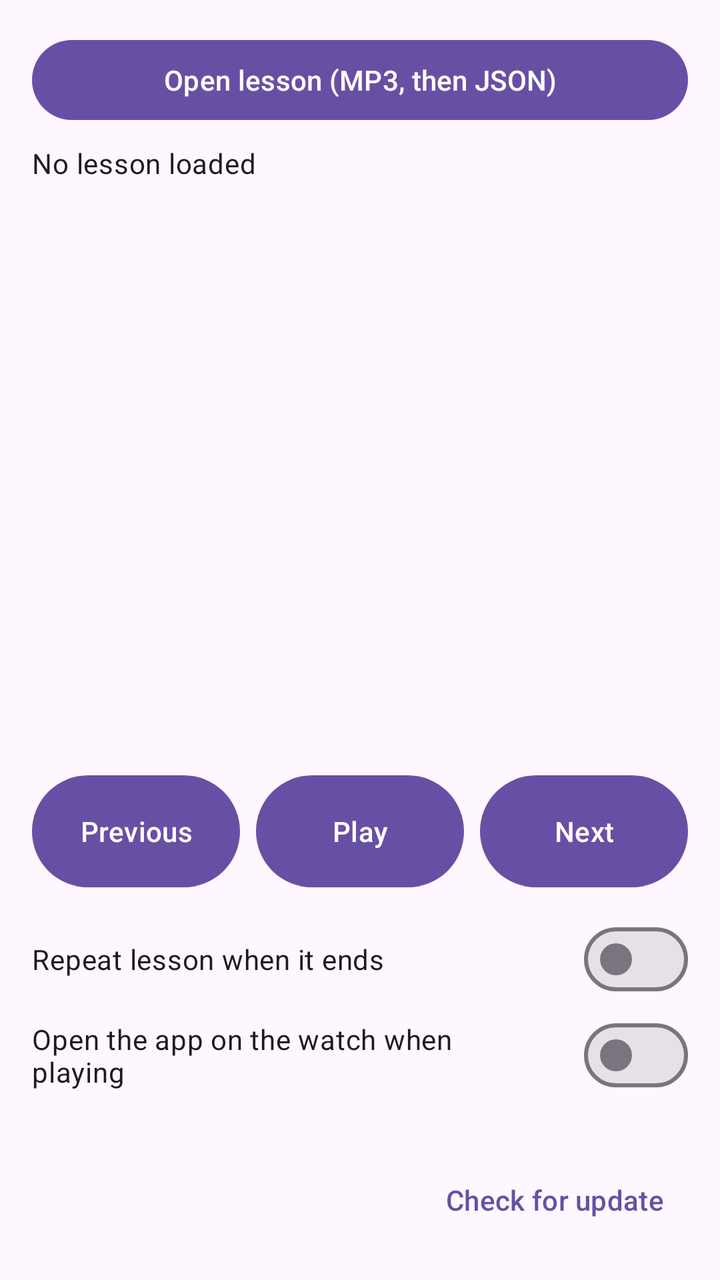
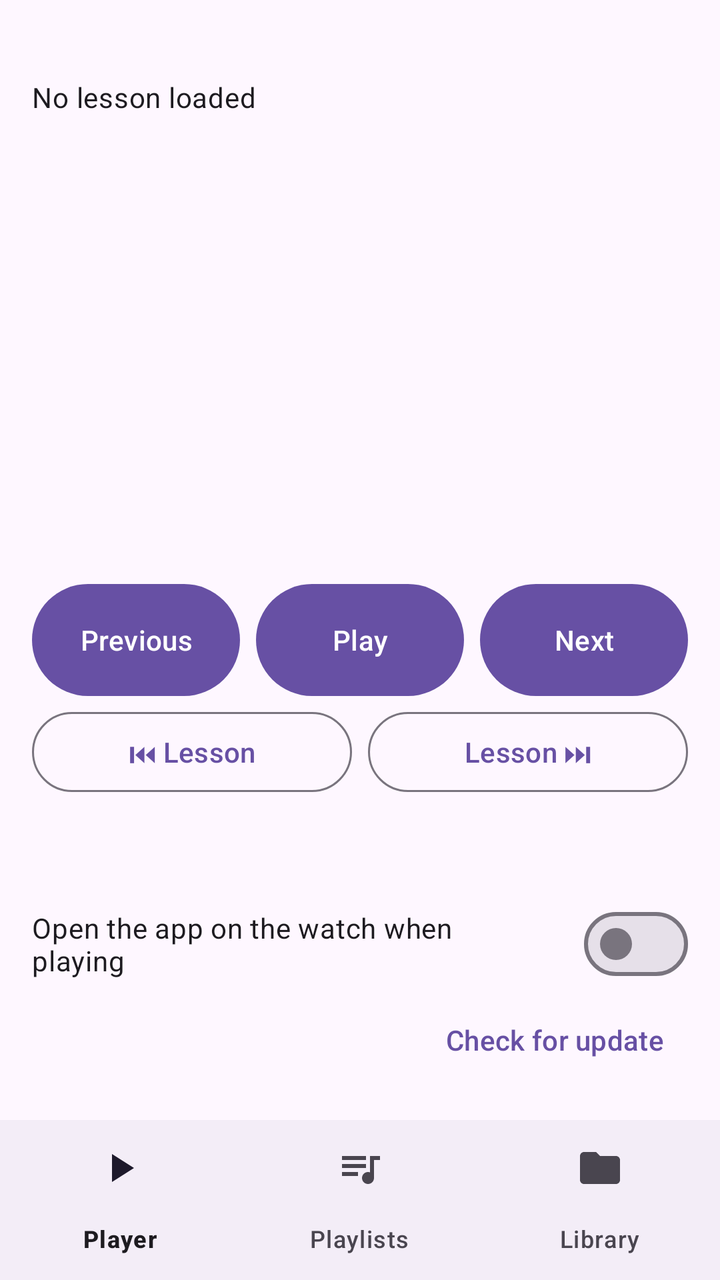

Two renders of the same Android screen: before a commit and after it. Below are the layout's source before the change and the commit's diff.
<!-- AndroidManifest.xml: application theme Theme.LessonSubtitles -->
<!-- res/layout/activity_main.xml -->
<?xml version="1.0" encoding="utf-8"?>
<FrameLayout xmlns:android="http://schemas.android.com/apk/res/android"
    android:layout_width="match_parent"
    android:layout_height="match_parent"
    android:fitsSystemWindows="true">

    <LinearLayout
        android:layout_width="match_parent"
        android:layout_height="match_parent"
        android:orientation="vertical"
        android:padding="16dp">

        <Button
            android:id="@+id/openButton"
            android:layout_width="match_parent"
            android:layout_height="wrap_content"
            android:text="@string/open_lesson" />

        <TextView
            android:id="@+id/lessonTitle"
            android:layout_width="match_parent"
            android:layout_height="wrap_content"
            android:layout_marginTop="8dp"
            android:ellipsize="middle"
            android:singleLine="true"
            android:text="@string/no_lesson"
            android:textAppearance="?attr/textAppearanceBodyMedium" />

        <TextView
            android:id="@+id/segmentText"
            android:layout_width="match_parent"
            android:layout_height="0dp"
            android:layout_weight="1"
            android:autoSizeMaxTextSize="48sp"
            android:autoSizeMinTextSize="14sp"
            android:autoSizeTextType="uniform"
            android:gravity="center"
            android:padding="8dp"
            android:textColor="?android:attr/textColorPrimary" />

        <TextView
            android:id="@+id/segmentInfo"
            android:layout_width="match_parent"
            android:layout_height="wrap_content"
            android:gravity="center"
            android:textAppearance="?attr/textAppearanceBodySmall" />

        <TextView
            android:id="@+id/timeText"
            android:layout_width="match_parent"
            android:layout_height="wrap_content"
            android:layout_marginTop="4dp"
            android:gravity="center"
            android:textAppearance="?attr/textAppearanceBodyLarge" />

        <LinearLayout
            android:layout_width="match_parent"
            android:layout_height="wrap_content"
            android:layout_marginTop="12dp"
            android:orientation="horizontal">

            <Button
                android:id="@+id/prevButton"
                android:layout_width="0dp"
                android:layout_height="64dp"
                android:layout_weight="1"
                android:text="@string/previous" />

            <Button
                android:id="@+id/playButton"
                android:layout_width="0dp"
                android:layout_height="64dp"
                android:layout_marginHorizontal="8dp"
                android:layout_weight="1"
                android:text="@string/play" />

            <Button
                android:id="@+id/nextButton"
                android:layout_width="0dp"
                android:layout_height="64dp"
                android:layout_weight="1"
                android:text="@string/next" />
        </LinearLayout>

        <com.google.android.material.materialswitch.MaterialSwitch
            android:id="@+id/repeatSwitch"
            android:layout_width="match_parent"
            android:layout_height="wrap_content"
            android:layout_marginTop="8dp"
            android:text="@string/repeat_lesson" />

        <com.google.android.material.materialswitch.MaterialSwitch
            android:id="@+id/autoOpenSwitch"
            android:layout_width="match_parent"
            android:layout_height="wrap_content"
            android:text="@string/auto_open_watch" />

        <TextView
            android:id="@+id/watchStatus"
            android:layout_width="match_parent"
            android:layout_height="wrap_content"
            android:layout_marginTop="8dp"
            android:gravity="center"
            android:textAppearance="?attr/textAppearanceBodySmall" />

        <LinearLayout
            android:layout_width="match_parent"
            android:layout_height="wrap_content"
            android:gravity="center_vertical"
            android:orientation="horizontal">

            <TextView
                android:id="@+id/versionText"
                android:layout_width="0dp"
                android:layout_height="wrap_content"
                android:layout_weight="1"
                android:textAppearance="?attr/textAppearanceBodySmall" />

            <Button
                android:id="@+id/updateButton"
                style="?attr/borderlessButtonStyle"
                android:layout_width="wrap_content"
                android:layout_height="wrap_content"
                android:text="@string/check_update" />
        </LinearLayout>
    </LinearLayout>
</FrameLayout>
<!-- resources referenced by this layout -->
<resources>
  <string name="auto_open_watch">Open the app on the watch when playing</string>
  <string name="check_update">Check for update</string>
  <string name="next">Next</string>
  <string name="no_lesson">No lesson loaded</string>
  <string name="open_lesson">Open lesson (MP3, then JSON)</string>
  <string name="play">Play</string>
  <string name="previous">Previous</string>
  <string name="repeat_lesson">Repeat lesson when it ends</string>
  <style name="Theme.LessonSubtitles" parent="Theme.Material3.DayNight.NoActionBar" />
</resources>

<!-- the commit's change to res/layout/activity_main.xml (unified diff, before → after) -->
@@ -1,5 +1,6 @@
 <?xml version="1.0" encoding="utf-8"?>
 <FrameLayout xmlns:android="http://schemas.android.com/apk/res/android"
+    xmlns:app="http://schemas.android.com/apk/res-auto"
     android:layout_width="match_parent"
     android:layout_height="match_parent"
     android:fitsSystemWindows="true">
@@ -7,121 +8,340 @@
     <LinearLayout
         android:layout_width="match_parent"
         android:layout_height="match_parent"
-        android:orientation="vertical"
-        android:padding="16dp">
-
-        <Button
-            android:id="@+id/openButton"
-            android:layout_width="match_parent"
-            android:layout_height="wrap_content"
-            android:text="@string/open_lesson" />
-
-        <TextView
-            android:id="@+id/lessonTitle"
-            android:layout_width="match_parent"
-            android:layout_height="wrap_content"
-            android:layout_marginTop="8dp"
-            android:ellipsize="middle"
-            android:singleLine="true"
-            android:text="@string/no_lesson"
-            android:textAppearance="?attr/textAppearanceBodyMedium" />
-
-        <TextView
-            android:id="@+id/segmentText"
+        android:orientation="vertical">
+
+        <FrameLayout
             android:layout_width="match_parent"
             android:layout_height="0dp"
-            android:layout_weight="1"
-            android:autoSizeMaxTextSize="48sp"
-            android:autoSizeMinTextSize="14sp"
-            android:autoSizeTextType="uniform"
-            android:gravity="center"
-            android:padding="8dp"
-            android:textColor="?android:attr/textColorPrimary" />
-
-        <TextView
-            android:id="@+id/segmentInfo"
+            android:layout_weight="1">
+
+            <include layout="@layout/panel_player" />
+
+            <include layout="@layout/panel_playlists" />
+
+            <include layout="@layout/panel_library" />
+        </FrameLayout>
+
+        
+        <LinearLayout
+            android:id="@+id/miniBar"
             android:layout_width="match_parent"
             android:layout_height="wrap_content"
-            android:gravity="center"
-            android:textAppearance="?attr/textAppearanceBodySmall" />
-
-        <TextView
-            android:id="@+id/timeText"
-            android:layout_width="match_parent"
-            android:layout_height="wrap_content"
-            android:layout_marginTop="4dp"
-            android:gravity="center"
-            android:textAppearance="?attr/textAppearanceBodyLarge" />
-
-        <LinearLayout
-            android:layout_width="match_parent"
-            android:layout_height="wrap_content"
-            android:layout_marginTop="12dp"
-            android:orientation="horizontal">
-
-            <Button
-                android:id="@+id/prevButton"
-                android:layout_width="0dp"
-                android:layout_height="64dp"
-                android:layout_weight="1"
-                android:text="@string/previous" />
-
-            <Button
-                android:id="@+id/playButton"
-                android:layout_width="0dp"
-                android:layout_height="64dp"
-                android:layout_marginHorizontal="8dp"
-                android:layout_weight="1"
-                android:text="@string/play" />
-
-            <Button
-                android:id="@+id/nextButton"
-                android:layout_width="0dp"
-                android:layout_height="64dp"
-                android:layout_weight="1"
-                android:text="@string/next" />
-        </LinearLayout>
-
-        <com.google.android.material.materialswitch.MaterialSwitch
-            android:id="@+id/repeatSwitch"
-            android:layout_width="match_parent"
-            android:layout_height="wrap_content"
-            android:layout_marginTop="8dp"
-            android:text="@string/repeat_lesson" />
-
-        <com.google.android.material.materialswitch.MaterialSwitch
-            android:id="@+id/autoOpenSwitch"
-            android:layout_width="match_parent"
-            android:layout_height="wrap_content"
-            android:text="@string/auto_open_watch" />
-
-        <TextView
-            android:id="@+id/watchStatus"
-            android:layout_width="match_parent"
-            android:layout_height="wrap_content"
-            android:layout_marginTop="8dp"
-            android:gravity="center"
-            android:textAppearance="?attr/textAppearanceBodySmall" />
-
-        <LinearLayout
-            android:layout_width="match_parent"
-            android:layout_height="wrap_content"
+            android:background="?attr/colorSurfaceContainer"
             android:gravity="center_vertical"
-            android:orientation="horizontal">
+            android:orientation="horizontal"
+            android:paddingHorizontal="16dp"
+            android:visibility="gone">
 
             <TextView
-                android:id="@+id/versionText"
+                android:id="@+id/miniTitle"
                 android:layout_width="0dp"
                 android:layout_height="wrap_content"
                 android:layout_weight="1"
-                android:textAppearance="?attr/textAppearanceBodySmall" />
+                android:ellipsize="middle"
+                android:paddingVertical="12dp"
+                android:singleLine="true"
+                android:textAppearance="?attr/textAppearanceBodyMedium" />
 
             <Button
-                android:id="@+id/updateButton"
+                android:id="@+id/miniPlay"
                 style="?attr/borderlessButtonStyle"
                 android:layout_width="wrap_content"
                 android:layout_height="wrap_content"
-                android:text="@string/check_update" />
+                android:text="@string/play" />
         </LinearLayout>
+
+        <com.google.android.material.bottomnavigation.BottomNavigationView
+            android:id="@+id/bottomNav"
+            android:layout_width="match_parent"
+            android:layout_height="wrap_content"
+            app:menu="@menu/bottom_nav" />
     </LinearLayout>
 </FrameLayout>
+<!-- res/layout/panel_player.xml (included above) -->
+<?xml version="1.0" encoding="utf-8"?>
+<LinearLayout xmlns:android="http://schemas.android.com/apk/res/android"
+    android:id="@+id/playerPanel"
+    android:layout_width="match_parent"
+    android:layout_height="match_parent"
+    android:orientation="vertical"
+    android:padding="16dp">
+
+    <TextView
+        android:id="@+id/queueInfo"
+        android:layout_width="match_parent"
+        android:layout_height="wrap_content"
+        android:ellipsize="end"
+        android:singleLine="true"
+        android:textAppearance="?attr/textAppearanceLabelLarge" />
+
+    <TextView
+        android:id="@+id/lessonTitle"
+        android:layout_width="match_parent"
+        android:layout_height="wrap_content"
+        android:layout_marginTop="4dp"
+        android:ellipsize="middle"
+        android:singleLine="true"
+        android:text="@string/no_lesson"
+        android:textAppearance="?attr/textAppearanceBodyMedium" />
+
+    <TextView
+        android:id="@+id/segmentText"
+        android:layout_width="match_parent"
+        android:layout_height="0dp"
+        android:layout_weight="1"
+        android:autoSizeMaxTextSize="48sp"
+        android:autoSizeMinTextSize="14sp"
+        android:autoSizeTextType="uniform"
+        android:gravity="center"
+        android:padding="8dp"
+        android:textColor="?android:attr/textColorPrimary" />
+
+    <TextView
+        android:id="@+id/segmentInfo"
+        android:layout_width="match_parent"
+        android:layout_height="wrap_content"
+        android:gravity="center"
+        android:textAppearance="?attr/textAppearanceBodySmall" />
+
+    <TextView
+        android:id="@+id/timeText"
+        android:layout_width="match_parent"
+        android:layout_height="wrap_content"
+        android:layout_marginTop="4dp"
+        android:gravity="center"
+        android:textAppearance="?attr/textAppearanceBodyLarge" />
+
+    
+    <LinearLayout
+        android:layout_width="match_parent"
+        android:layout_height="wrap_content"
+        android:layout_marginTop="12dp"
+        android:orientation="horizontal">
+
+        <Button
+            android:id="@+id/prevButton"
+            android:layout_width="0dp"
+            android:layout_height="64dp"
+            android:layout_weight="1"
+            android:text="@string/previous" />
+
+        <Button
+            android:id="@+id/playButton"
+            android:layout_width="0dp"
+            android:layout_height="64dp"
+            android:layout_marginHorizontal="8dp"
+            android:layout_weight="1"
+            android:text="@string/play" />
+
+        <Button
+            android:id="@+id/nextButton"
+            android:layout_width="0dp"
+            android:layout_height="64dp"
+            android:layout_weight="1"
+            android:text="@string/next" />
+    </LinearLayout>
+
+    
+    <LinearLayout
+        android:layout_width="match_parent"
+        android:layout_height="wrap_content"
+        android:orientation="horizontal">
+
+        <Button
+            android:id="@+id/prevLessonButton"
+            style="?attr/materialButtonOutlinedStyle"
+            android:layout_width="0dp"
+            android:layout_height="wrap_content"
+            android:layout_marginEnd="4dp"
+            android:layout_weight="1"
+            android:text="@string/previous_lesson" />
+
+        <Button
+            android:id="@+id/nextLessonButton"
+            style="?attr/materialButtonOutlinedStyle"
+            android:layout_width="0dp"
+            android:layout_height="wrap_content"
+            android:layout_marginStart="4dp"
+            android:layout_weight="1"
+            android:text="@string/next_lesson" />
+    </LinearLayout>
+
+    <Button
+        android:id="@+id/endModeButton"
+        style="?attr/borderlessButtonStyle"
+        android:layout_width="match_parent"
+        android:layout_height="wrap_content" />
+
+    <com.google.android.material.materialswitch.MaterialSwitch
+        android:id="@+id/autoOpenSwitch"
+        android:layout_width="match_parent"
+        android:layout_height="wrap_content"
+        android:text="@string/auto_open_watch" />
+
+    <LinearLayout
+        android:layout_width="match_parent"
+        android:layout_height="wrap_content"
+        android:gravity="center_vertical"
+        android:orientation="horizontal">
+
+        <TextView
+            android:id="@+id/watchStatus"
+            android:layout_width="0dp"
+            android:layout_height="wrap_content"
+            android:layout_weight="1"
+            android:textAppearance="?attr/textAppearanceBodySmall" />
+
+        <TextView
+            android:id="@+id/versionText"
+            android:layout_width="wrap_content"
+            android:layout_height="wrap_content"
+            android:textAppearance="?attr/textAppearanceBodySmall" />
+
+        <Button
+            android:id="@+id/updateButton"
+            style="?attr/borderlessButtonStyle"
+            android:layout_width="wrap_content"
+            android:layout_height="wrap_content"
+            android:text="@string/check_update" />
+    </LinearLayout>
+</LinearLayout>
+<!-- res/layout/panel_playlists.xml (included above) -->
+<?xml version="1.0" encoding="utf-8"?>
+<LinearLayout xmlns:android="http://schemas.android.com/apk/res/android"
+    android:id="@+id/playlistsPanel"
+    android:layout_width="match_parent"
+    android:layout_height="match_parent"
+    android:orientation="vertical"
+    android:paddingHorizontal="16dp"
+    android:paddingTop="16dp"
+    android:visibility="gone">
+
+    <LinearLayout
+        android:layout_width="match_parent"
+        android:layout_height="wrap_content"
+        android:gravity="center_vertical"
+        android:orientation="horizontal">
+
+        <ImageButton
+            android:id="@+id/playlistBack"
+            android:layout_width="48dp"
+            android:layout_height="48dp"
+            android:background="?attr/selectableItemBackgroundBorderless"
+            android:contentDescription="@string/back"
+            android:src="@drawable/ic_back"
+            android:visibility="gone" />
+
+        <TextView
+            android:id="@+id/playlistsTitle"
+            android:layout_width="0dp"
+            android:layout_height="wrap_content"
+            android:layout_weight="1"
+            android:ellipsize="end"
+            android:singleLine="true"
+            android:text="@string/tab_playlists"
+            android:textAppearance="?attr/textAppearanceTitleLarge" />
+
+        <Button
+            android:id="@+id/playlistAction"
+            android:layout_width="wrap_content"
+            android:layout_height="wrap_content"
+            android:text="@string/new_playlist" />
+    </LinearLayout>
+
+    <TextView
+        android:id="@+id/playlistsHint"
+        android:layout_width="match_parent"
+        android:layout_height="wrap_content"
+        android:paddingVertical="8dp"
+        android:textAppearance="?attr/textAppearanceBodySmall" />
+
+    <androidx.recyclerview.widget.RecyclerView
+        android:id="@+id/playlistsList"
+        android:layout_width="match_parent"
+        android:layout_height="0dp"
+        android:layout_weight="1" />
+</LinearLayout>
+<!-- res/layout/panel_library.xml (included above) -->
+<?xml version="1.0" encoding="utf-8"?>
+<LinearLayout xmlns:android="http://schemas.android.com/apk/res/android"
+    android:id="@+id/libraryPanel"
+    android:layout_width="match_parent"
+    android:layout_height="match_parent"
+    android:orientation="vertical"
+    android:paddingHorizontal="16dp"
+    android:paddingTop="16dp"
+    android:visibility="gone">
+
+    <LinearLayout
+        android:layout_width="match_parent"
+        android:layout_height="wrap_content"
+        android:gravity="center_vertical"
+        android:orientation="horizontal">
+
+        <TextView
+            android:id="@+id/libraryFolder"
+            android:layout_width="0dp"
+            android:layout_height="wrap_content"
+            android:layout_weight="1"
+            android:ellipsize="start"
+            android:singleLine="true"
+            android:textAppearance="?attr/textAppearanceTitleMedium" />
+
+        <Button
+            android:id="@+id/chooseFolderButton"
+            style="?attr/materialButtonOutlinedStyle"
+            android:layout_width="wrap_content"
+            android:layout_height="wrap_content"
+            android:text="@string/choose_folder" />
+    </LinearLayout>
+
+    
+    <LinearLayout
+        android:id="@+id/selectionBar"
+        android:layout_width="match_parent"
+        android:layout_height="wrap_content"
+        android:gravity="center_vertical"
+        android:orientation="horizontal"
+        android:visibility="gone">
+
+        <TextView
+            android:id="@+id/selectionCount"
+            android:layout_width="0dp"
+            android:layout_height="wrap_content"
+            android:layout_weight="1"
+            android:textAppearance="?attr/textAppearanceBodyMedium" />
+
+        <Button
+            android:id="@+id/addToPlaylistButton"
+            android:layout_width="wrap_content"
+            android:layout_height="wrap_content"
+            android:text="@string/add_to_playlist" />
+
+        <Button
+            android:id="@+id/cancelSelectionButton"
+            style="?attr/borderlessButtonStyle"
+            android:layout_width="wrap_content"
+            android:layout_height="wrap_content"
+            android:text="@string/cancel" />
+    </LinearLayout>
+
+    <TextView
+        android:id="@+id/libraryHint"
+        android:layout_width="match_parent"
+        android:layout_height="wrap_content"
+        android:paddingVertical="8dp"
+        android:textAppearance="?attr/textAppearanceBodySmall" />
+
+    <androidx.swiperefreshlayout.widget.SwipeRefreshLayout
+        android:id="@+id/libraryRefresh"
+        android:layout_width="match_parent"
+        android:layout_height="0dp"
+        android:layout_weight="1">
+
+        <androidx.recyclerview.widget.RecyclerView
+            android:id="@+id/libraryList"
+            android:layout_width="match_parent"
+            android:layout_height="match_parent" />
+    </androidx.swiperefreshlayout.widget.SwipeRefreshLayout>
+</LinearLayout>
<!-- resource entries referenced after the edit -->
@@ -1,13 +1,31 @@
 <!-- resources referenced by this layout -->
 <resources>
+  <!-- drawable ic_back (drawable) -->
+  <?xml version="1.0" encoding="utf-8"?>
+  <vector xmlns:android="http://schemas.android.com/apk/res/android"
+      android:width="24dp"
+      android:height="24dp"
+      android:tint="?attr/colorControlNormal"
+      android:viewportWidth="24"
+      android:viewportHeight="24">
+      <path
+          android:fillColor="#FFFFFF"
+          android:pathData="M20,11H7.83l5.59,-5.59L12,4l-8,8 8,8 1.41,-1.41L7.83,13H20v-2z" />
+  </vector>
+  <string name="add_to_playlist">Add to playlist</string>
   <string name="auto_open_watch">Open the app on the watch when playing</string>
+  <string name="back">Back</string>
+  <string name="cancel">Cancel</string>
   <string name="check_update">Check for update</string>
+  <string name="choose_folder">Choose folder</string>
+  <string name="new_playlist">New playlist</string>
   <string name="next">Next</string>
+  <string name="next_lesson">Lesson ⏭</string>
   <string name="no_lesson">No lesson loaded</string>
-  <string name="open_lesson">Open lesson (MP3, then JSON)</string>
   <string name="play">Play</string>
   <string name="previous">Previous</string>
-  <string name="repeat_lesson">Repeat lesson when it ends</string>
+  <string name="previous_lesson">⏮ Lesson</string>
+  <string name="tab_playlists">Playlists</string>
   <style name="Theme.LessonSubtitles" parent="Theme.Material3.DayNight.NoActionBar" />
 </resources>
 
